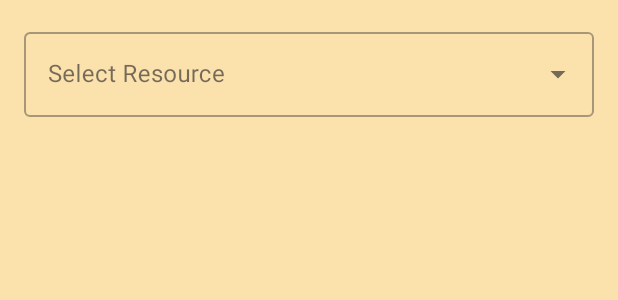
After one commit to PratyayKoley/CampusConnect, an Android app: the layout activity_resources.xml on its own in the app's theme, with its tools: preview values and no code run, on a phone screen of 412 x 824 dp. The commit adds this screen. Shown: the top 300 px of the screen. Run offline under Robolectric (Android 15) with nearby library versions, the phone set to English and light mode, and no system bars.

Commit message:
resources

```diff
--- a/app/src/main/AndroidManifest.xml
+++ b/app/src/main/AndroidManifest.xml
@@ -14,6 +14,9 @@
         android:supportsRtl="true"
         android:theme="@style/Theme.MiniProject"
         tools:targetApi="31">
+        <activity
+            android:name=".resources"
+            android:exported="false" />
         <activity
             android:name=".search"
             android:exported="false" />
--- /dev/null
+++ b/app/src/main/res/layout/activity_resources.xml
@@ -0,0 +1,26 @@
+<?xml version="1.0" encoding="utf-8"?>
+<androidx.coordinatorlayout.widget.CoordinatorLayout
+    xmlns:android="http://schemas.android.com/apk/res/android"
+    xmlns:app="http://schemas.android.com/apk/res-auto"
+    xmlns:tools="http://schemas.android.com/tools"
+    android:layout_width="match_parent"
+    android:layout_height="match_parent"
+    android:orientation="vertical"
+    android:focusableInTouchMode="true"
+    android:background="#fbe1ac"
+    tools:context=".resources">
+
+    <com.google.android.material.textfield.TextInputLayout
+        android:layout_width="match_parent"
+        android:layout_height="wrap_content"
+        android:layout_margin="16dp"
+        android:hint="@string/select"
+        style="@style/Widget.MaterialComponents.TextInputLayout.OutlinedBox.ExposedDropdownMenu">
+    <AutoCompleteTextView
+            android:id="@+id/select_resource"
+            android:layout_width="match_parent"
+            android:layout_height="wrap_content"
+            android:inputType="none"/>
+
+    </com.google.android.material.textfield.TextInputLayout>
+</androidx.coordinatorlayout.widget.CoordinatorLayout>
--- a/app/src/main/res/values/strings.xml
+++ b/app/src/main/res/values/strings.xml
@@ -23,4 +23,5 @@
     <string name="events">List of Events</string>
     <string name="hintEnter_event">Enter the event</string>
     <string name="Add_Event">Save Event</string>
+    <string name="select">Select Resource</string>
 </resources>
```
Also changed, not shown: app/src/main/java/com/example/miniproject/Main_Forum.kt (+8 -0 lines), app/src/main/java/com/example/miniproject/resources.kt (added, +30 -0 lines), app/src/main/res/layout/list_item.xml (added, +10 -0 lines).
